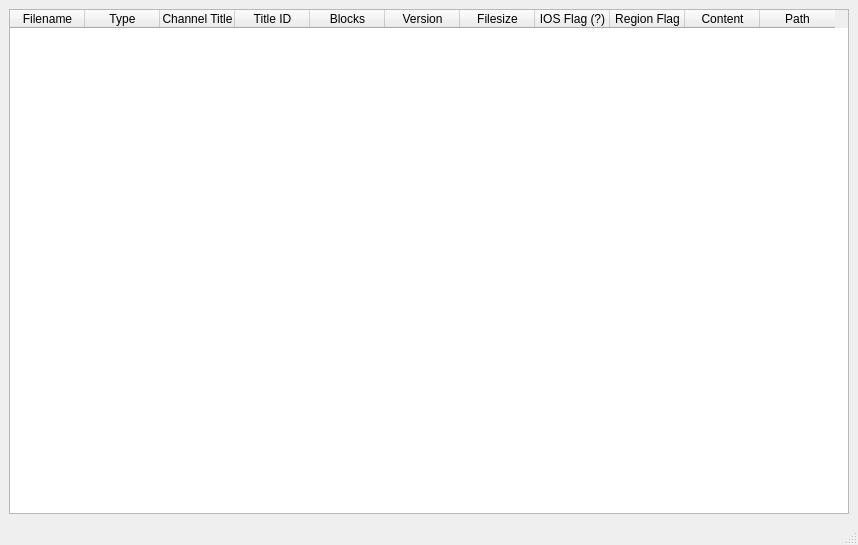
Before: the Qt Designer form qt/ui/MainWindow.ui in NinjaCheetah/ShowMiiWADs-Py, drawn with Qt 5.
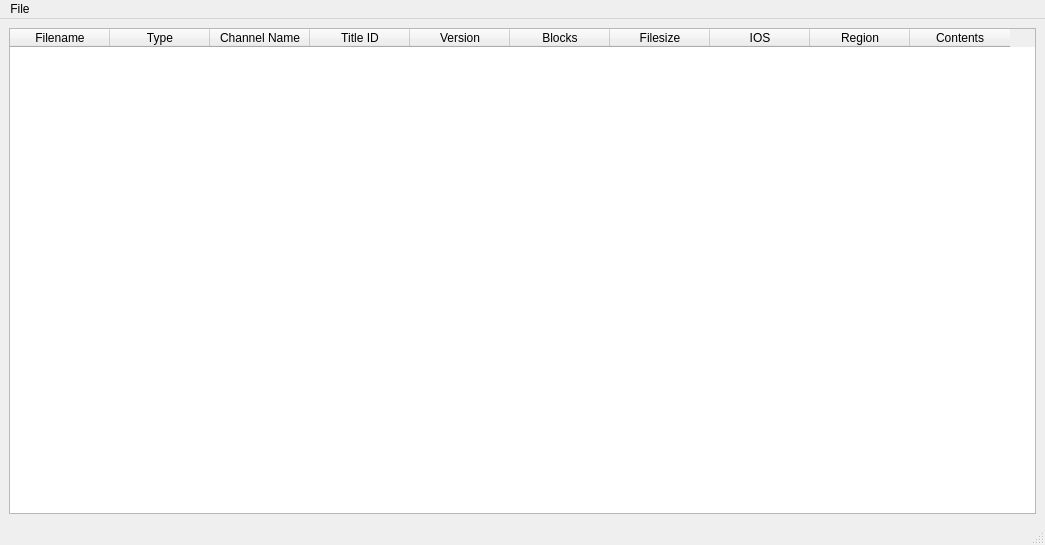
After: the same form once the commit is applied.

Commit message: Added all operations under the file menu

The edit to the form file:
```diff
--- a/qt/ui/MainWindow.ui
+++ b/qt/ui/MainWindow.ui
@@ -6,7 +6,7 @@
    <rect>
     <x>0</x>
     <y>0</y>
-    <width>858</width>
+    <width>1045</width>
     <height>545</height>
    </rect>
   </property>
@@ -18,12 +18,21 @@
     <item>
      <layout class="QVBoxLayout" name="main_layout">
       <item>
-       <widget class="QTableWidget" name="tableWidget">
-        <attribute name="horizontalHeaderCascadingSectionResizes">
+       <widget class="QTableWidget" name="wad_table">
+        <property name="editTriggers">
+         <set>QAbstractItemView::EditTrigger::NoEditTriggers</set>
+        </property>
+        <property name="selectionBehavior">
+         <enum>QAbstractItemView::SelectionBehavior::SelectRows</enum>
+        </property>
+        <property name="showGrid">
          <bool>false</bool>
-        </attribute>
-        <attribute name="horizontalHeaderDefaultSectionSize">
-         <number>75</number>
+        </property>
+        <property name="cornerButtonEnabled">
+         <bool>false</bool>
+        </property>
+        <attribute name="horizontalHeaderHighlightSections">
+         <bool>false</bool>
         </attribute>
         <column>
          <property name="text">
@@ -37,7 +46,7 @@
         </column>
         <column>
          <property name="text">
-          <string>Channel Title</string>
+          <string>Channel Name</string>
          </property>
         </column>
         <column>
@@ -45,16 +54,16 @@
           <string>Title ID</string>
          </property>
         </column>
-        <column>
-         <property name="text">
-          <string>Blocks</string>
-         </property>
-        </column>
         <column>
          <property name="text">
           <string>Version</string>
          </property>
         </column>
+        <column>
+         <property name="text">
+          <string>Blocks</string>
+         </property>
+        </column>
         <column>
          <property name="text">
           <string>Filesize</string>
@@ -62,22 +71,17 @@
         </column>
         <column>
          <property name="text">
-          <string>IOS Flag (?)</string>
+          <string>IOS</string>
          </property>
         </column>
         <column>
          <property name="text">
-          <string>Region Flag</string>
+          <string>Region</string>
          </property>
         </column>
         <column>
          <property name="text">
-          <string>Content</string>
-         </property>
-        </column>
-        <column>
-         <property name="text">
-          <string>Path</string>
+          <string>Contents</string>
          </property>
         </column>
        </widget>
@@ -91,10 +95,29 @@
     <rect>
      <x>0</x>
      <y>0</y>
-     <width>858</width>
-     <height>21</height>
+     <width>1045</width>
+     <height>30</height>
     </rect>
    </property>
+   <widget class="QMenu" name="menuFile">
+    <property name="title">
+     <string>File</string>
+    </property>
+    <widget class="QMenu" name="file_recent_folders">
+     <property name="title">
+      <string>Recent Folders</string>
+     </property>
+     <addaction name="action_placeholder_none"/>
+    </widget>
+    <addaction name="file_open_folder"/>
+    <addaction name="file_export"/>
+    <addaction name="file_refresh"/>
+    <addaction name="separator"/>
+    <addaction name="file_recent_folders"/>
+    <addaction name="separator"/>
+    <addaction name="file_exit"/>
+   </widget>
+   <addaction name="menuFile"/>
   </widget>
   <widget class="QStatusBar" name="statusbar"/>
  </widget>
```
Left out of the diff: 42 changed lines with no effect on the pictures. The commit also changes 4 other files.
